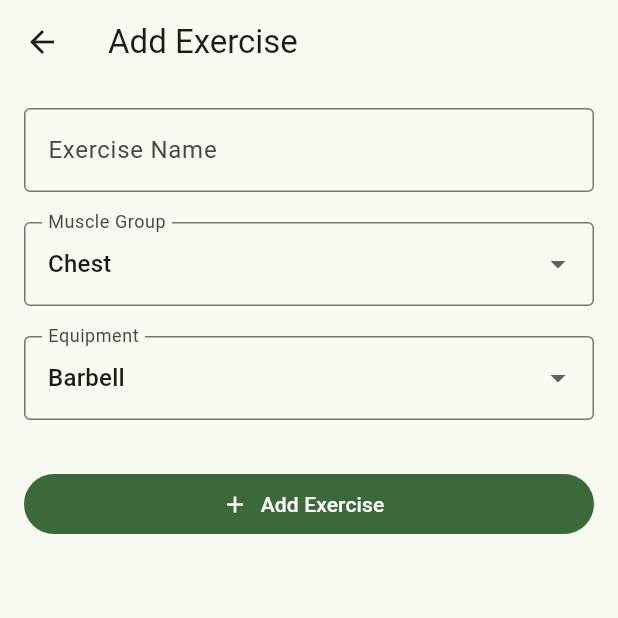
After one commit to AbhisekRai24/gym_tracker, a Flutter app: the ExerciseLibraryScreen screen opened directly, after a tap on "Add Exercise", on a phone screen of 412 x 824 dp, the top half of it. The commit adds this screen. Run offline on Flutter 3.47's test engine with Material 3 defaults, Android fonts, the phone set to English and light mode, and no system bars; our stand-ins replace flutter_riverpod, hive_flutter; accounts and stored records are empty.

Commit message:
Exercise crud with hivebox

```diff
--- a/lib/core/storage/hive_boxes.dart
+++ b/lib/core/storage/hive_boxes.dart
@@ -3,6 +3,7 @@ import 'package:hive_flutter/hive_flutter.dart';
 class HiveBoxes {
   static const String workouts = 'workouts';
   static const String workoutSessions = 'workout_sessions';
+  static const String exercises = 'exercises';
 
   static Future<Box> openWorkoutsBox() async {
     return Hive.openBox(workouts);
@@ -11,4 +12,8 @@ class HiveBoxes {
   static Future<Box> openWorkoutSessionsBox() async {
     return Hive.openBox(workoutSessions);
   }
+
+  static Future<Box> openExercisesBox() async {
+    return Hive.openBox(exercises);
+  }
 }
--- a/lib/features/workouts/models/exercise.dart
+++ b/lib/features/workouts/models/exercise.dart
@@ -10,4 +10,19 @@ class Exercise {
     required this.muscleGroup,
     required this.equipment,
   });
+
+  factory Exercise.fromJson(Map<String, dynamic> json) {
+    return Exercise(
+      id: json['id'].toString(),
+      name: json['name'] as String,
+      muscleGroup: json['muscleGroup'] as String,
+      equipment: json['equipment'] as String,
+    );
+  }
+
+  static List<Exercise> fromJsonList(List<dynamic> jsonList) {
+    return jsonList
+        .map((json) => Exercise.fromJson(json as Map<String, dynamic>))
+        .toList();
+  }
 }
--- a/lib/features/workouts/repositories/workout_repository.dart
+++ b/lib/features/workouts/repositories/workout_repository.dart
@@ -1,7 +1,7 @@
 import '../models/workout.dart';
 import 'package:hive_flutter/hive_flutter.dart';
 
-import '../../../core/storage/hive_boxes.dart';
+
 
 class WorkoutRepository {
   final Box _box;
--- a/lib/features/workouts/repositories/workout_session_repository.dart
+++ b/lib/features/workouts/repositories/workout_session_repository.dart
@@ -1,6 +1,6 @@
 import 'package:hive_flutter/hive_flutter.dart';
 
-import '../../../core/storage/hive_boxes.dart';
+
 import '../models/workout_session.dart';
 
 class WorkoutSessionRepository {
--- a/lib/features/workouts/viewmodels/exercise_viewmodel.dart
+++ b/lib/features/workouts/viewmodels/exercise_viewmodel.dart
@@ -1,10 +1,16 @@
 import 'package:flutter_riverpod/flutter_riverpod.dart';
+import 'package:gym_track/core/storage/hive_boxes.dart';
+import 'package:hive_flutter/hive_flutter.dart';
+
 
 import '../models/exercise.dart';
 import '../repositories/exercise_repository.dart';
 
+
 final exerciseRepositoryProvider = Provider<ExerciseRepository>((ref) {
-  return ExerciseRepository();
+  final box = Hive.box(HiveBoxes.exercises);
+
+  return ExerciseRepository(box);
 });
 
 final exerciseViewModelProvider =
@@ -19,4 +25,33 @@ class ExerciseViewModel extends Notifier<List<Exercise>> {
 
     return _repository.getExercises();
   }
+
+  void addExercise({
+    required String name,
+    required String muscleGroup,
+    required String equipment,
+  }) {
+    final exercise = Exercise(
+      id: DateTime.now().millisecondsSinceEpoch.toString(),
+      name: name,
+      muscleGroup: muscleGroup,
+      equipment: equipment,
+    );
+
+    _repository.addExercise(exercise);
+
+    state = _repository.getExercises();
+  }
+
+  void updateExercise(Exercise exercise) {
+    _repository.updateExercise(exercise);
+
+    state = _repository.getExercises();
+  }
+
+  void deleteExercise(String exerciseId) {
+    _repository.deleteExercise(exerciseId);
+
+    state = _repository.getExercises();
+  }
 }
--- /dev/null
+++ b/lib/features/workouts/views/add_exercise_screen.dart
@@ -0,0 +1,179 @@
+import 'package:flutter/material.dart';
+import 'package:flutter_riverpod/flutter_riverpod.dart';
+
+import '../viewmodels/exercise_viewmodel.dart';
+import '../models/exercise.dart';
+
+class AddExerciseScreen extends ConsumerStatefulWidget {
+  final Exercise? exercise;
+
+  const AddExerciseScreen({super.key, this.exercise});
+
+  @override
+  ConsumerState<AddExerciseScreen> createState() => _AddExerciseScreenState();
+}
+
+class _AddExerciseScreenState extends ConsumerState<AddExerciseScreen> {
+  final _formKey = GlobalKey<FormState>();
+
+  final _nameController = TextEditingController();
+
+  String _selectedMuscleGroup = 'Chest';
+  String _selectedEquipment = 'Barbell';
+
+  static const List<String> muscleGroups = [
+    'Chest',
+    'Back',
+    'Shoulders',
+    'Triceps',
+    'Biceps',
+    'Legs',
+    'Core',
+    'Other',
+  ];
+
+  static const List<String> equipmentOptions = [
+    'Barbell',
+    'Dumbbell',
+    'Machine',
+    'Cable',
+    'Bodyweight',
+    'Kettlebell',
+    'Other',
+  ];
+
+  @override
+  void dispose() {
+    _nameController.dispose();
+    super.dispose();
+  }
+
+  @override
+  void initState() {
+    super.initState();
+
+    final exercise = widget.exercise;
+
+    if (exercise != null) {
+      _nameController.text = exercise.name;
+      _selectedMuscleGroup = exercise.muscleGroup;
+      _selectedEquipment = exercise.equipment;
+    }
+  }
+
+  void _saveExercise() {
+    if (!_formKey.currentState!.validate()) {
+      return;
+    }
+
+    final existingExercise = widget.exercise;
+
+    if (existingExercise == null) {
+      ref
+          .read(exerciseViewModelProvider.notifier)
+          .addExercise(
+            name: _nameController.text.trim(),
+            muscleGroup: _selectedMuscleGroup,
+            equipment: _selectedEquipment,
+          );
+    } else {
+      final updatedExercise = Exercise(
+        id: existingExercise.id,
+        name: _nameController.text.trim(),
+        muscleGroup: _selectedMuscleGroup,
+        equipment: _selectedEquipment,
+      );
+
+      ref
+          .read(exerciseViewModelProvider.notifier)
+          .updateExercise(updatedExercise);
+    }
+
+    Navigator.pop(context);
+  }
+
+  @override
+  Widget build(BuildContext context) {
+    return Scaffold(
+      appBar: AppBar(
+        title: Text(widget.exercise == null ? 'Add Exercise' : 'Edit Exercise'),
+      ),
+      body: Form(
+        key: _formKey,
+        child: ListView(
+          padding: const EdgeInsets.all(16),
+          children: [
+            TextFormField(
+              controller: _nameController,
+              decoration: const InputDecoration(
+                labelText: 'Exercise Name',
+                hintText: 'e.g. Incline Dumbbell Press',
+                border: OutlineInputBorder(),
+              ),
+              validator: (value) {
+                if (value == null || value.trim().isEmpty) {
+                  return 'Enter an exercise name';
+                }
+
+                return null;
+              },
+            ),
+
+            const SizedBox(height: 20),
+
+            DropdownButtonFormField<String>(
+              value: _selectedMuscleGroup,
+              decoration: const InputDecoration(
+                labelText: 'Muscle Group',
+                border: OutlineInputBorder(),
+              ),
+              items: muscleGroups.map((group) {
+                return DropdownMenuItem(value: group, child: Text(group));
+              }).toList(),
+              onChanged: (value) {
+                if (value == null) return;
+
+                setState(() {
+                  _selectedMuscleGroup = value;
+                });
+              },
+            ),
+
+            const SizedBox(height: 20),
+
+            DropdownButtonFormField<String>(
+              value: _selectedEquipment,
+              decoration: const InputDecoration(
+                labelText: 'Equipment',
+                border: OutlineInputBorder(),
+              ),
+              items: equipmentOptions.map((equipment) {
+                return DropdownMenuItem(
+                  value: equipment,
+                  child: Text(equipment),
+                );
+              }).toList(),
+              onChanged: (value) {
+                if (value == null) return;
+
+                setState(() {
+                  _selectedEquipment = value;
+                });
+              },
+            ),
+
+            const SizedBox(height: 32),
+
+            FilledButton.icon(
+              onPressed: _saveExercise,
+              icon: const Icon(Icons.add),
+              label: Text(
+                widget.exercise == null ? 'Add Exercise' : 'Save Changes',
+              ),
+            ),
+          ],
+        ),
+      ),
+    );
+  }
+}
--- /dev/null
+++ b/lib/features/workouts/views/exercise_library_screen.dart
@@ -0,0 +1,83 @@
+import 'package:flutter/material.dart';
+import 'package:flutter_riverpod/flutter_riverpod.dart';
+
+import '../viewmodels/exercise_viewmodel.dart';
+import 'add_exercise_screen.dart';
+
+class ExerciseLibraryScreen extends ConsumerWidget {
+  const ExerciseLibraryScreen({super.key});
+
+  @override
+  Widget build(BuildContext context, WidgetRef ref) {
+    final exercises = ref.watch(exerciseViewModelProvider);
+
+    return Scaffold(
+      appBar: AppBar(title: const Text('Exercise Library')),
+      body: exercises.isEmpty
+          ? const Center(
+              child: Text(
+                'No exercises yet.\nAdd your first exercise!',
+                textAlign: TextAlign.center,
+              ),
+            )
+          : ListView.builder(
+              padding: const EdgeInsets.all(16),
+              itemCount: exercises.length,
+              itemBuilder: (context, index) {
+                final exercise = exercises[index];
+
+                return Card(
+                  child: ListTile(
+                    leading: const CircleAvatar(
+                      child: Icon(Icons.fitness_center),
+                    ),
+                    title: Text(
+                      exercise.name,
+                      style: const TextStyle(fontWeight: FontWeight.bold),
+                    ),
+                    subtitle: Text(
+                      '${exercise.muscleGroup} • ${exercise.equipment}',
+                    ),
+                    trailing: PopupMenuButton<String>(
+                      onSelected: (value) {
+                        if (value == 'edit') {
+                          Navigator.push(
+                            context,
+                            MaterialPageRoute(
+                              builder: (context) =>
+                                  AddExerciseScreen(exercise: exercise),
+                            ),
+                          );
+                        }
+
+                        if (value == 'delete') {
+                          ref
+                              .read(exerciseViewModelProvider.notifier)
+                              .deleteExercise(exercise.id);
+                        }
+                      },
+                      itemBuilder: (context) => [
+                        const PopupMenuItem(value: 'edit', child: Text('Edit')),
+                        const PopupMenuItem(
+                          value: 'delete',
+                          child: Text('Delete'),
+                        ),
+                      ],
+                    ),
+                  ),
+                );
+              },
+            ),
+      floatingActionButton: FloatingActionButton.extended(
+        onPressed: () {
+          Navigator.push(
+            context,
+            MaterialPageRoute(builder: (context) => const AddExerciseScreen()),
+          );
+        },
+        icon: const Icon(Icons.add),
+        label: const Text('Add Exercise'),
+      ),
+    );
+  }
+}
--- a/lib/main.dart
+++ b/lib/main.dart
@@ -10,6 +10,7 @@ Future<void> main() async {
   await Hive.initFlutter();
   await HiveBoxes.openWorkoutsBox();
   await HiveBoxes.openWorkoutSessionsBox();
+  await HiveBoxes.openExercisesBox();
 
   runApp(const ProviderScope(child: GymTrackApp()));
 }
--- a/pubspec.yaml
+++ b/pubspec.yaml
@@ -37,6 +37,7 @@ dependencies:
   flutter_riverpod: ^3.3.2
   hive: ^2.2.3
   hive_flutter: ^1.1.0
+  http: ^1.6.0
 
 dev_dependencies:
   flutter_test:
@@ -59,6 +60,9 @@ flutter:
   # included with your application, so that you can use the icons in
   # the material Icons class.
   uses-material-design: true
+
+
+
 
   # To add assets to your application, add an assets section, like this:
   # assets:
```
Also changed, not shown: lib/features/profile/views/profile_screen.dart (+20 -7 lines), lib/features/workouts/repositories/exercise_repository.dart (+44 -69 lines), lib/features/workouts/views/exercise_picker_screen.dart (+4 -7 lines), pubspec.lock.
